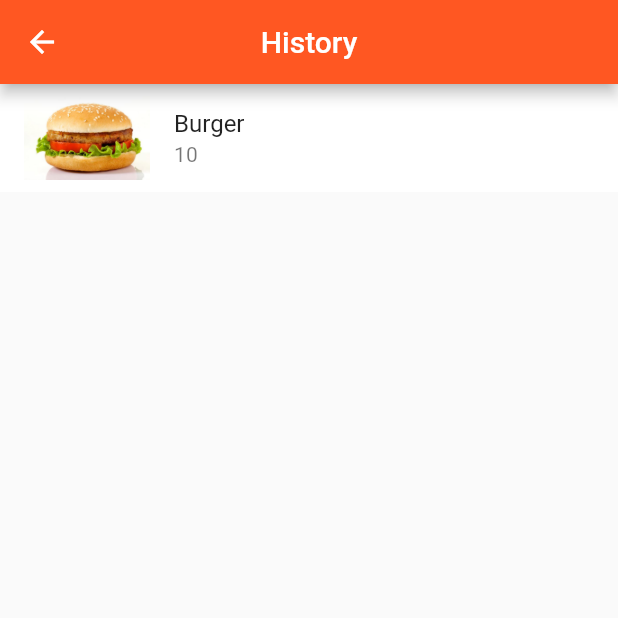
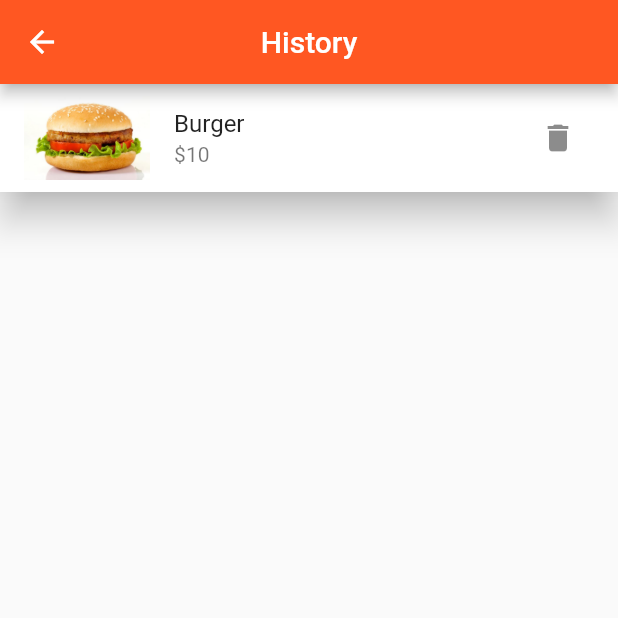
Before and after one commit to jocypher/fast_food_design, a Flutter app: the HistoryPage screen opened directly, on a phone screen of 412 x 824 dp, the top half of it. Run offline on Flutter 3.47's test engine with Material 2 defaults, Android fonts, the light colour scheme and no system bars; our stand-ins replace google_fonts.

Commit message:
update provided

```diff
--- a/lib/component/food_item_tile.dart
+++ b/lib/component/food_item_tile.dart
@@ -109,14 +109,14 @@ class _FoodItemTileState extends State<FoodItemTile> {
                 child: TextButton(
                   onPressed: (){
                     final food = Food(
-                        name:_controller.text,
+                        name:widget.itemName,
                         price: int.parse(widget.itemPrice),
                         img: widget.imagePath
                     );
                     AddFood().addTile(food: food);
                     Navigator.of(context).pop();
                   },
-                  child: Text("ADD",
+                  child: const Text("ADD",
                   style: TextStyle(
                       fontFamily: "Montserrat",
                       color: Colors.deepOrange
--- a/lib/nav_pages/history.dart
+++ b/lib/nav_pages/history.dart
@@ -9,7 +9,7 @@ class HistoryPage extends StatelessWidget {
     final addFood = AddFood();
     return  Scaffold(
       appBar: AppBar(
-        title: Text("History"),
+        title: const Text("History"),
         centerTitle: true,
 
 
@@ -18,13 +18,22 @@ class HistoryPage extends StatelessWidget {
             itemCount: addFood.length,
             itemBuilder: (context, index){
               final food = addFood.food(atIndex: index)!;
-              return ListTile(
-                tileColor: Colors.white,
-                title: Text(food.name),
-                leading: Image(image: AssetImage(food.img),
+              return Material(
+                elevation: 10,
+                child: ListTile(
+                  tileColor: Colors.white,
+                  title: Text(food.name),
+                  leading: Image(image: AssetImage(food.img),
+                  ),
+                  subtitle: Text("\$${food.price}"),
+                  trailing: IconButton(
+                    onPressed: (){
+                      addFood.removeTile(food: food);
+                    },
+                  icon: const Icon(Icons.delete)
+                  ),
+
                 ),
-                subtitle: Text(food.price.toString()),
-
               );
             }
         )
```
